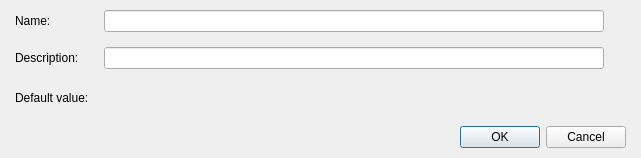
First picture: the form in Editor/Dialogs/Systems/dialogsystempluginparameter.ui, repository RPG-Paper-Maker/RPG-Paper-Maker, before the edit.
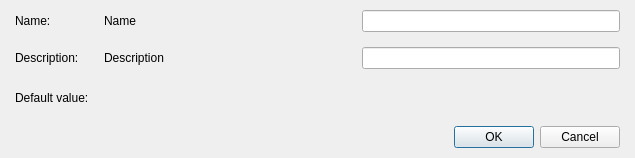
Second picture: the form after the edit. Custom widgets are drawn as their Qt base class.

What changed in the file:
```diff
--- a/Editor/Dialogs/Systems/dialogsystempluginparameter.ui
+++ b/Editor/Dialogs/Systems/dialogsystempluginparameter.ui
@@ -6,8 +6,8 @@
    <rect>
     <x>0</x>
     <y>0</y>
-    <width>641</width>
-    <height>153</height>
+    <width>635</width>
+    <height>157</height>
    </rect>
   </property>
   <property name="windowTitle">
@@ -41,20 +41,21 @@
         </widget>
        </item>
        <item row="0" column="1">
-        <widget class="QLineEdit" name="lineEditName"/>
-       </item>
-       <item row="0" column="2" rowspan="3">
-        <spacer name="horizontalSpacer">
-         <property name="orientation">
-          <enum>Qt::Horizontal</enum>
+        <layout class="QHBoxLayout" name="horizontalLayout" stretch="1,1">
+         <property name="spacing">
+          <number>0</number>
          </property>
-         <property name="sizeHint" stdset="0">
-          <size>
-           <width>88</width>
-           <height>88</height>
-          </size>
-         </property>
-        </spacer>
+         <item>
+          <widget class="QLabel" name="labelNameValue">
+           <property name="text">
+            <string>Name</string>
+           </property>
+          </widget>
+         </item>
+         <item>
+          <widget class="QLineEdit" name="lineEditName"/>
+         </item>
+        </layout>
        </item>
        <item row="1" column="0">
         <widget class="QLabel" name="labelDescription">
@@ -64,7 +65,24 @@
         </widget>
        </item>
        <item row="1" column="1">
-        <widget class="QLineEdit" name="lineEditDescription"/>
+        <layout class="QHBoxLayout" name="horizontalLayout_2" stretch="1,1">
+         <property name="spacing">
+          <number>0</number>
+         </property>
+         <item>
+          <widget class="QLabel" name="labelDescriptionValue">
+           <property name="text">
+            <string>Description</string>
+           </property>
+           <property name="wordWrap">
+            <bool>true</bool>
+           </property>
+          </widget>
+         </item>
+         <item>
+          <widget class="QLineEdit" name="lineEditDescription"/>
+         </item>
+        </layout>
        </item>
        <item row="2" column="0">
         <widget class="QLabel" name="labelDefaultValue">
```
